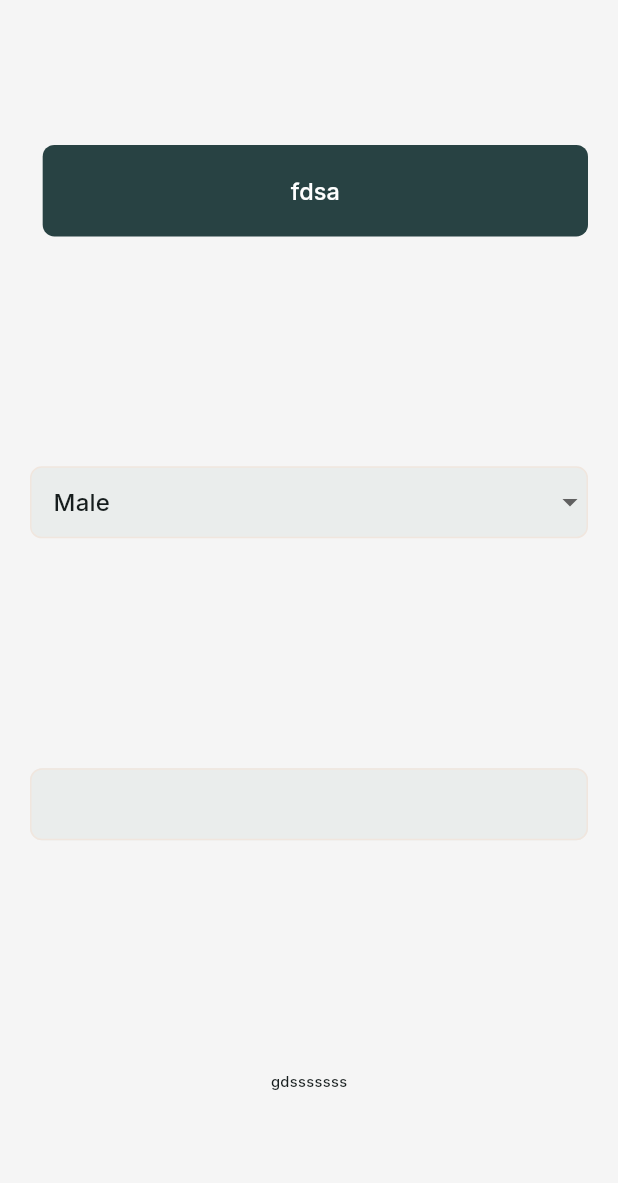
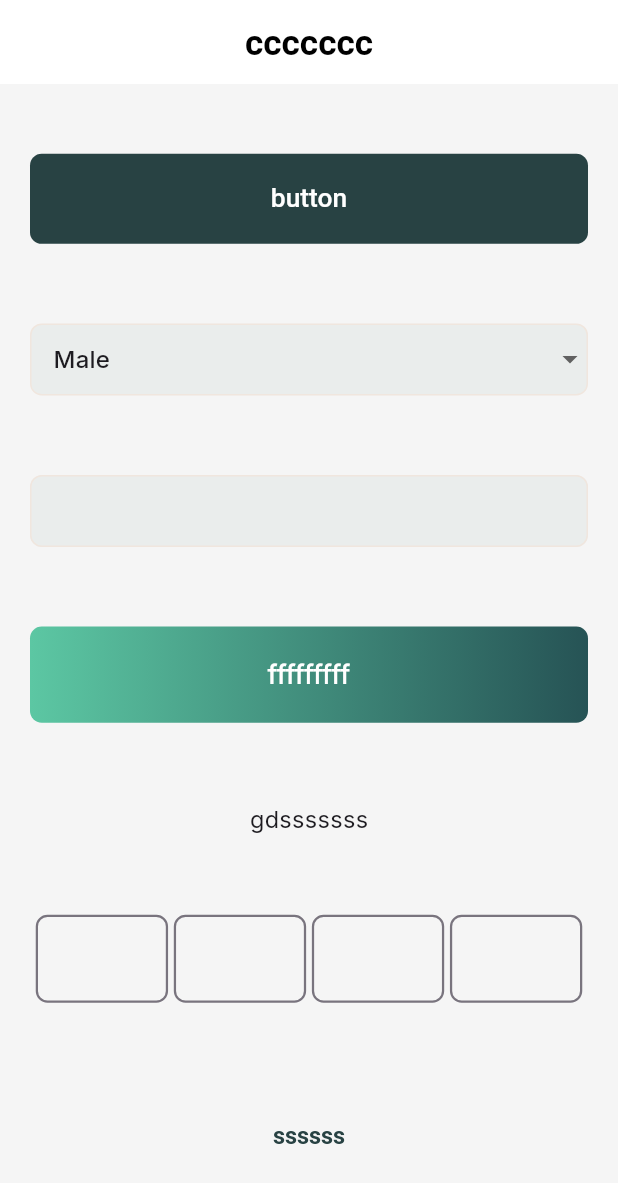
Before and after one commit to elnaggar11/tranquility, a Flutter app: the screen it shows after launch, on a phone screen of 412 x 824 dp. Shown: the top 1183 px of the screen. Run offline on Flutter 3.47's test engine with Material 3 defaults, Android fonts, the phone set to English and light mode, and no system bars; drawn by our look-alikes of pin_code_fields; our stand-ins replace flutter_screenutil, flutter_svg, lottie.

Commit message:
edit theme and appbutton file

```diff
--- a/lib/core/logic/theme.dart
+++ b/lib/core/logic/theme.dart
@@ -1,39 +1,91 @@
 import 'package:flutter/material.dart';
 import 'package:flutter_screenutil/flutter_screenutil.dart';
 
-ThemeData theme() {
+ThemeData theme(BuildContext context) {
   return ThemeData(
     fontFamily: 'inter',
     scaffoldBackgroundColor: Color(0xffF5F5F5),
-    colorScheme: ColorScheme.fromSeed(seedColor: const Color(0xff265355)),
+    // colorScheme: ColorScheme.fromSeed(seedColor: const Color(0xff265355)),
     useMaterial3: true,
     appBarTheme: AppBarTheme(
       backgroundColor: Colors.white,
       elevation: 0,
       centerTitle: true,
       titleTextStyle: TextStyle(
-        fontSize: 16.sp,
-        fontWeight: FontWeight.w600,
-        color: Color(0xffFFFFFF),
+        fontSize: 24.sp,
+        fontWeight: FontWeight.bold,
+        color: Colors.black,
       ),
       iconTheme: IconThemeData(color: Colors.white, size: 16.sp),
     ),
+
     textTheme: TextTheme(
-      bodyMedium: TextStyle(fontSize: 10.sp, fontWeight: FontWeight.w500),
+      /// bigest font in app
+      headlineLarge: TextStyle(
+        fontSize: 34.sp,
+        fontWeight: FontWeight.w400,
+        color: Color(0xff284243),
+      ),
+
+      /// midium titles in app
+      headlineMedium: TextStyle(
+        fontSize: 32.sp,
+        fontWeight: FontWeight.w700,
+        color: Colors.black,
+      ),
+
+      /// small headline font style
+      headlineSmall: TextStyle(
+        fontSize: 24.sp,
+        fontWeight: FontWeight.w400,
+        color: Colors.black,
+      ),
+
+      /// use with headline font
       bodyLarge: TextStyle(fontSize: 20.sp, fontWeight: FontWeight.bold),
+
+      /// most useage font in app
+      bodyMedium: TextStyle(fontSize: 16.sp, fontWeight: FontWeight.w400),
+
+      /// help titles font
+      bodySmall: TextStyle(),
+
+      /// Button font style
+      labelLarge: TextStyle(
+        fontSize: 18.sp,
+        fontWeight: FontWeight.w500,
+        color: Colors.white,
+      ),
+
+      /// lable up the button
+      labelMedium: TextStyle(),
+
+      /// the most small font style
+      labelSmall: TextStyle(
+        fontSize: 40.sp,
+        fontWeight: FontWeight.w400,
+        color: Colors.white,
+      ),
+    ),
+    filledButtonTheme: FilledButtonThemeData(
+      style: FilledButton.styleFrom(
+        foregroundColor: Colors.white,
+
+        textStyle: TextStyle(
+          fontSize: 18.sp,
+          fontWeight: FontWeight.w500,
+          color: Colors.white,
+        ),
+        backgroundColor: Color(0xff284243),
+        shape: RoundedRectangleBorder(borderRadius: BorderRadius.circular(8.r)),
+      ),
     ),
     textButtonTheme: TextButtonThemeData(
-      style: ButtonStyle(
-        padding: WidgetStateProperty.all(EdgeInsets.zero),
-        minimumSize: WidgetStateProperty.all(Size.zero),
+      style: TextButton.styleFrom(
+        padding: EdgeInsets.all(0),
         tapTargetSize: MaterialTapTargetSize.shrinkWrap,
-        textStyle: WidgetStateProperty.all(
-          TextStyle(
-            fontSize: 18.sp,
-            fontWeight: FontWeight.w700,
-            color: Color(0xffFFFFFF),
-          ),
-        ),
+        foregroundColor: Color(0xff284243),
+        textStyle: TextStyle(fontSize: 16.sp, fontWeight: FontWeight.w700),
       ),
     ),
     inputDecorationTheme: InputDecorationTheme(
--- a/lib/core/ui/app_button.dart
+++ b/lib/core/ui/app_button.dart
@@ -7,8 +7,6 @@ class AppButton extends StatelessWidget {
     super.key,
     this.text = '',
     this.onTap,
-    this.color = Colors.red,
-    this.fontSize = 16,
     this.image,
     this.verticalPadding = 20,
     this.isGradient = false,
@@ -16,8 +14,6 @@ class AppButton extends StatelessWidget {
   });
   final String text;
   final void Function()? onTap;
-  final Color? color;
-  final double fontSize;
   final String? image;
   final double verticalPadding;
   final bool isGradient;
@@ -39,11 +35,7 @@ class AppButton extends StatelessWidget {
           child: Text(
             text,
             textAlign: TextAlign.center,
-            style: TextStyle(
-              color: Colors.white,
-              fontSize: 12,
-              fontWeight: FontWeight.bold,
-            ),
+            style: Theme.of(context).textTheme.labelLarge,
           ),
         ),
       );
@@ -60,18 +52,10 @@ class AppButton extends StatelessWidget {
               ),
               child: AppImage(image: 'finger.svg'),
             ),
-          SizedBox(width: 8.w),
+          if (isFingerPrint) SizedBox(width: 8.w),
           Expanded(
             child: FilledButton(
-              style: ButtonStyle(
-                backgroundColor: WidgetStatePropertyAll(color),
-                shape: WidgetStatePropertyAll(
-                  RoundedRectangleBorder(
-                    borderRadius: BorderRadius.circular(8.r),
-                  ),
-                ),
-              ),
-              onPressed: onTap,
+              onPressed: onTap ?? () {},
               child: Center(
                 child: Padding(
                   padding: EdgeInsets.symmetric(vertical: verticalPadding.h),
@@ -79,13 +63,7 @@ class AppButton extends StatelessWidget {
                     mainAxisAlignment: MainAxisAlignment.center,
                     children: [
                       AppImage(image: image ?? ''),
-                      Text(
-                        text,
-                        style: TextStyle(
-                          color: Colors.white,
-                          fontSize: fontSize.sp,
-                        ),
-                      ),
+                      Text(text),
                     ],
                   ),
                 ),
--- a/lib/core/ui/pin_code_text_field_widget.dart
+++ b/lib/core/ui/pin_code_text_field_widget.dart
@@ -9,27 +9,26 @@ class PinCodeTextFieldWidget extends StatelessWidget {
   Widget build(BuildContext context) {
     return PinCodeTextField(
       appContext: context,
+      enableActiveFill: false,
       length: 4,
       mainAxisAlignment: MainAxisAlignment.spaceEvenly,
       autoDismissKeyboard: true,
-      animationType: AnimationType.none,
+      animationType: AnimationType.scale,
       keyboardType: TextInputType.number,
-
       cursorColor: Colors.grey,
+      backgroundColor: Colors.transparent,
       pinTheme: PinTheme(
         shape: PinCodeFieldShape.box,
-
-        activeFillColor: Colors.grey,
-        selectedFillColor: Colors.grey,
-        inactiveFillColor: Colors.grey,
-        activeColor: Colors.grey,
-        selectedColor: Colors.grey,
-
-        inactiveColor: Color(0x4042434A),
+        selectedFillColor: Theme.of(context).colorScheme.surface,
+        activeFillColor: Theme.of(context).colorScheme.surface,
+        inactiveFillColor: Theme.of(context).colorScheme.surface,
+        inactiveColor: Theme.of(context).colorScheme.outline,
+        selectedColor: Theme.of(context).colorScheme.outline,
+        activeColor: Theme.of(context).colorScheme.outline,
         fieldHeight: 60.h,
         fieldWidth: 83.5.w,
         borderRadius: BorderRadius.circular(8.r),
-        borderWidth: 5,
+        borderWidth: 1.5,
       ),
     );
   }
--- a/lib/main.dart
+++ b/lib/main.dart
@@ -21,7 +21,7 @@ class MyApp extends StatelessWidget {
       builder: (_, child) {
         return MaterialApp(
           navigatorKey: navKey,
-          theme: theme(),
+          theme: theme(context),
           home: SplashView(),
         );
       },
--- a/lib/views/splash.dart
+++ b/lib/views/splash.dart
@@ -1,22 +1,27 @@
 import 'package:flutter/material.dart';
 import 'package:tranquility/core/ui/app_button.dart';
 import 'package:tranquility/core/ui/app_input.dart';
+import 'package:tranquility/core/ui/pin_code_text_field_widget.dart';
 
 class SplashView extends StatelessWidget {
   const SplashView({super.key});
 
   @override
   Widget build(BuildContext context) {
-    return const Scaffold(
+    return Scaffold(
+      appBar: AppBar(title: Text('ccccccc')),
       body: Padding(
         padding: EdgeInsets.all(20.0),
         child: Column(
           mainAxisAlignment: MainAxisAlignment.spaceAround,
           children: [
-            AppButton(color: Color(0xff284243), text: 'fdsa'),
+            AppButton(text: 'button'),
             AppInput(isGenderSelection: true),
             AppInput(),
+            AppButton(isGradient: true, text: 'fffffffff'),
             Text('gdsssssss'),
+            PinCodeTextFieldWidget(),
+            TextButton(onPressed: () {}, child: Text('ssssss')),
           ],
         ),
       ),
```
